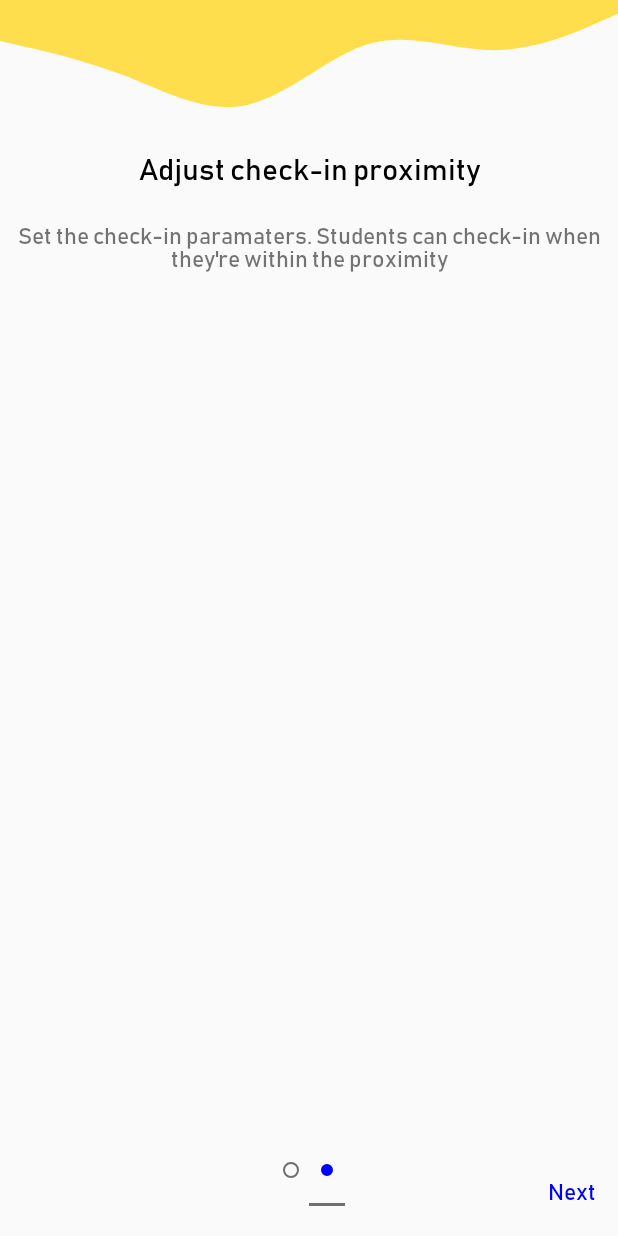
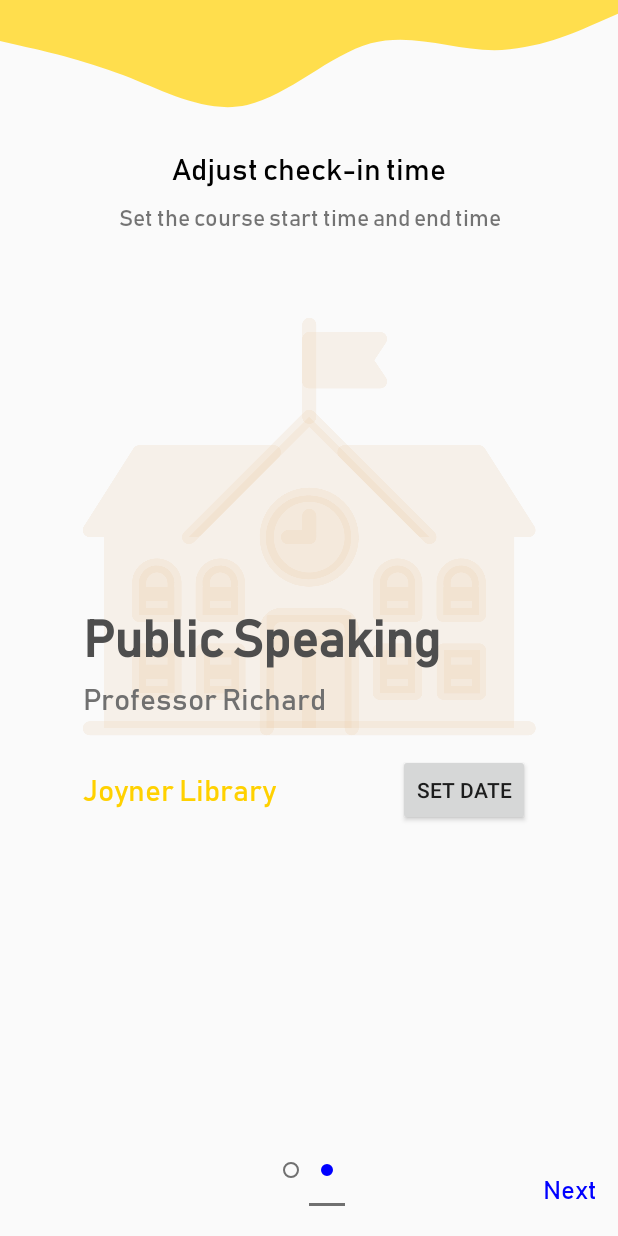
Before and after one commit to cleverSheep/Check-In, an Android app: the screen it shows after launch (MainActivity), item 2 of the bottom bar chosen, on a phone screen of 412 x 824 dp. Run offline under Robolectric (Android 15) with nearby library versions, the phone set to English and light mode, and no system bars.

Commit message:
finish designing time fragment button

```diff
--- a/app/src/main/res/layout/activity_main.xml
+++ b/app/src/main/res/layout/activity_main.xml
@@ -48,7 +48,7 @@
         android:fontFamily="@font/bahnscrift"
         android:text="Next"
         android:textColor="@color/colorHighlight"
-        android:textSize="15sp"
+        android:textSize="17sp"
         android:textStyle="normal"
         app:layout_constraintBottom_toBottomOf="parent"
         app:layout_constraintEnd_toEndOf="parent"
--- a/app/src/main/res/layout/adjust_check_in_time_fragment.xml
+++ b/app/src/main/res/layout/adjust_check_in_time_fragment.xml
@@ -12,7 +12,7 @@
         android:layout_width="wrap_content"
         android:layout_height="wrap_content"
         android:fontFamily="@font/bahnscrift"
-        android:text="@string/adjust_check_in_proximity"
+        android:text="@string/adjust_time"
         android:textColor="#000"
         android:textSize="20sp"
         app:layout_constraintEnd_toEndOf="parent"
@@ -23,13 +23,73 @@
         android:id="@+id/tv_prox_desrc"
         android:layout_width="wrap_content"
         android:layout_height="wrap_content"
-        android:layout_marginTop="22dp"
+        android:layout_marginTop="10dp"
         android:fontFamily="@font/bahnscrift"
-        android:text="@string/set_parameters_descr"
+        android:text="@string/set_time"
         android:textAlignment="center"
         android:textSize="15sp"
         app:layout_constraintEnd_toEndOf="parent"
         app:layout_constraintStart_toStartOf="parent"
         app:layout_constraintTop_toBottomOf="@id/tv_adjust_proximity" />
 
+    <ImageView
+        android:id="@+id/imageView2"
+        android:layout_width="wrap_content"
+        android:layout_height="wrap_content"
+        android:layout_marginTop="57dp"
+        android:src="@drawable/iv_school"
+        app:layout_constraintEnd_toEndOf="parent"
+        app:layout_constraintStart_toStartOf="parent"
+        app:layout_constraintTop_toBottomOf="@+id/tv_prox_desrc" />
+
+    <TextView
+        android:id="@+id/tv_course_name"
+        android:layout_width="wrap_content"
+        android:layout_height="wrap_content"
+        android:layout_marginBottom="44dp"
+        android:fontFamily="@font/bahnscrift"
+        android:text="Public Speaking"
+        android:textColor="@color/colorGray"
+        android:textSize="34sp"
+        android:textStyle="bold"
+        app:layout_constraintBottom_toBottomOf="@+id/imageView2"
+        app:layout_constraintStart_toStartOf="@+id/imageView2" />
+
+    <TextView
+        android:id="@+id/tv_prof_name"
+        android:layout_width="wrap_content"
+        android:layout_height="wrap_content"
+        android:layout_marginTop="5dp"
+        android:layout_marginBottom="11dp"
+        android:fontFamily="@font/bahnscrift"
+        android:text="Professor Richard"
+        android:textColor="@color/colorAccent"
+        android:textSize="20sp"
+        android:textStyle="normal"
+        app:layout_constraintBottom_toBottomOf="@+id/imageView2"
+        app:layout_constraintStart_toStartOf="@+id/imageView2"
+        app:layout_constraintTop_toBottomOf="@+id/tv_course_name" />
+
+    <TextView
+        android:id="@+id/tv_define_radius"
+        android:layout_width="wrap_content"
+        android:layout_height="wrap_content"
+        android:layout_marginTop="23dp"
+        android:fontFamily="@font/bahnscrift"
+        android:text="@string/sample_location_txt"
+        android:textColor="@color/colorDarkYellow"
+        android:textSize="20sp"
+        app:layout_constraintStart_toStartOf="@+id/imageView2"
+        app:layout_constraintTop_toBottomOf="@+id/imageView2" />
+
+    <Button
+        android:layout_width="wrap_content"
+        android:layout_height="wrap_content"
+        android:layout_marginTop="23dp"
+        android:layout_marginEnd="4dp"
+        android:text="Set Date"
+        app:layout_constraintBottom_toBottomOf="@+id/tv_define_radius"
+        app:layout_constraintEnd_toEndOf="@+id/imageView2"
+        app:layout_constraintTop_toBottomOf="@+id/imageView2" />
+
 </androidx.constraintlayout.widget.ConstraintLayout>
--- a/app/src/main/res/values/colors.xml
+++ b/app/src/main/res/values/colors.xml
@@ -2,6 +2,8 @@
 <resources>
     <color name="colorPrimary">#FFDE4D</color>
     <color name="colorPrimaryDark">#FFDE4D</color>
+    <color name="colorDarkYellow">#FFD100</color>
     <color name="colorAccent">#707070</color>
+    <color name="colorGray">#4E4E4E</color>
     <color name="colorHighlight">#0000FF</color>
 </resources>
--- a/app/src/main/res/values/strings.xml
+++ b/app/src/main/res/values/strings.xml
@@ -6,4 +6,7 @@
     <string name="adjust_check_in_proximity">Adjust check-in proximity</string>
     <string name="set_parameters_descr">Set the check-in paramaters. Students can check-in when they\'re within the proximity</string>
     <string name="define_the_radius">Define the radius</string>
+    <string name="set_time">Set the course start time and end time</string>
+    <string name="adjust_time">Adjust check-in time</string>
+    <string name="sample_location_txt">Joyner Library</string>
 </resources>
```
Also changed, not shown: app/src/main/res/drawable/btn_background.xml (added, +10 -0 lines), app/src/main/res/drawable/btn_next.xml (deleted, +0 -12 lines), app/src/main/res/drawable/ic_arrow_back.xml (deleted, +0 -10 lines), app/src/main/res/drawable/ic_arrow_forward.xml (deleted, +0 -9 lines).
